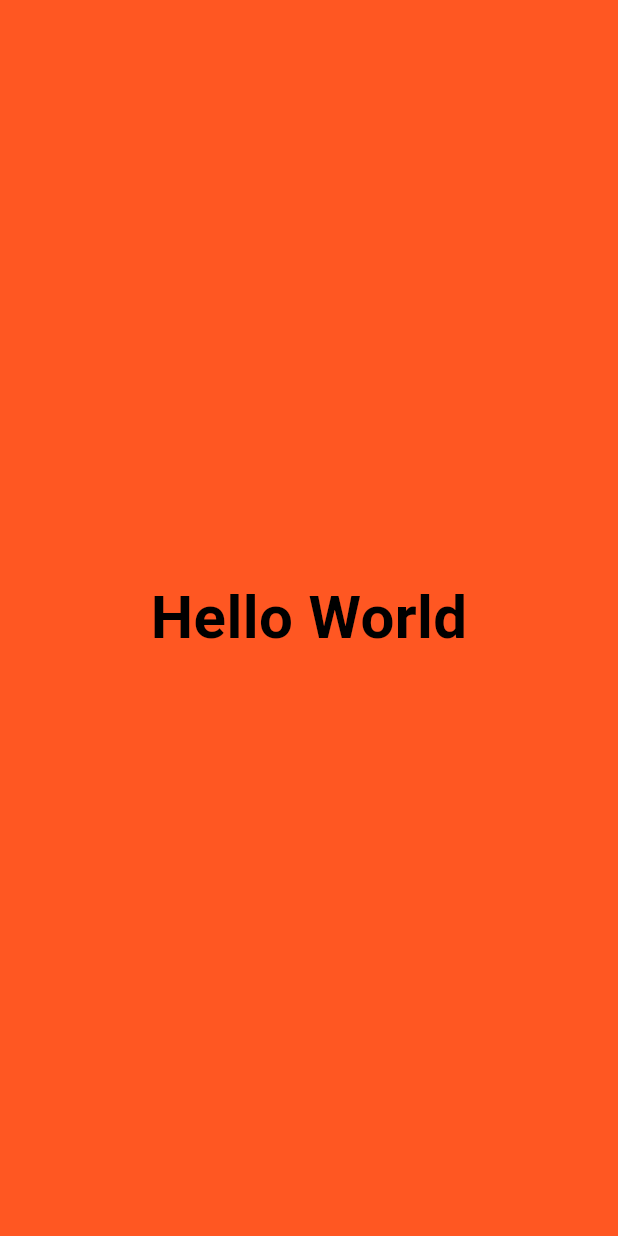
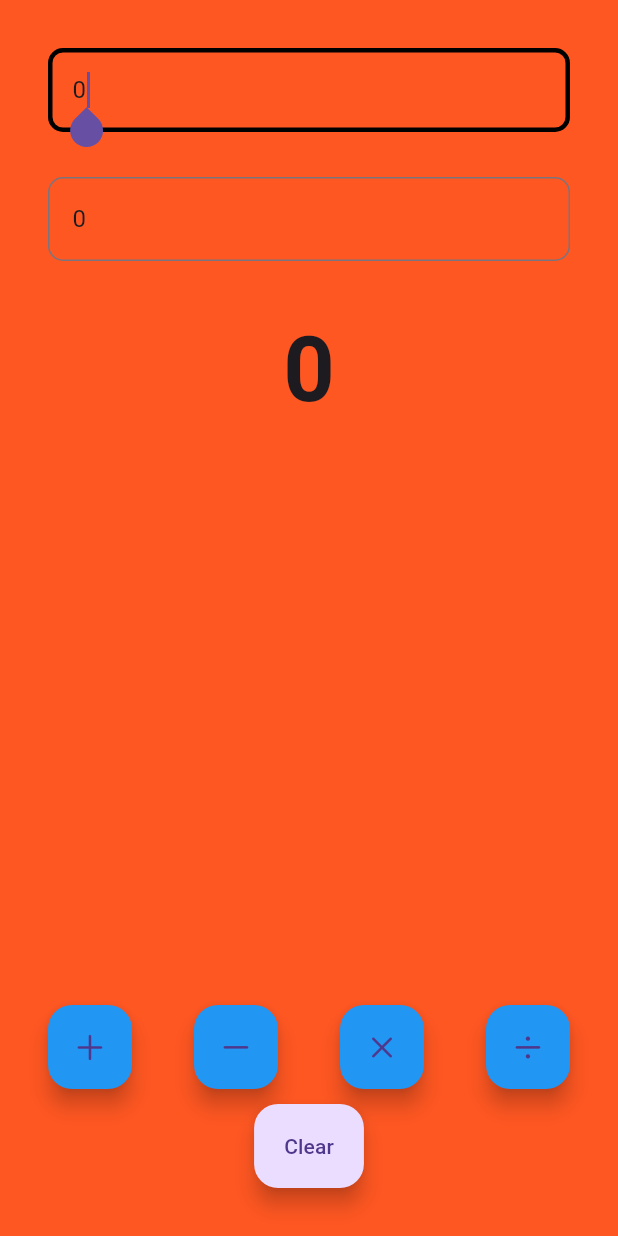
Before and after one commit to Deepaksahu08/Simple_Calculator_flutter_application_1, a Flutter app: the screen it shows after launch, on a phone screen of 412 x 824 dp. Run offline on Flutter 3.47's test engine with Material 3 defaults, Android fonts, the phone set to English and light mode, and no system bars.

Commit message:
Simple Calculator Done

```diff
--- a/lib/app/app.dart
+++ b/lib/app/app.dart
@@ -9,9 +9,13 @@ class MyApp extends StatelessWidget {
 
   @override
   Widget build(BuildContext context) {
-    return const MaterialApp(
+    return MaterialApp(
       title: "flutter Devloper",
-      home: HomeView(),
+
+      theme: ThemeData(
+        primarySwatch: Colors.deepOrange
+      ),
+      home: const HomeView(),
 
     );
   }
--- /dev/null
+++ b/lib/views/calculator_view.dart
@@ -0,0 +1,189 @@
+
+import 'package:flutter/cupertino.dart';
+import 'package:flutter/material.dart';
+
+class CalculatorView extends StatefulWidget {
+  const CalculatorView({super.key});
+
+  @override
+  State<CalculatorView> createState() => _CalculatorViewState();
+}
+
+class _CalculatorViewState extends State<CalculatorView> {
+  int x = 0;
+  int y = 0;
+  num z = 0;
+
+  final displayOneControllet = TextEditingController();
+  final displayTwoControllet = TextEditingController();
+
+  late final AppLifecycleListener _listener;
+  @override
+  void initState() {
+    super.initState();
+    displayOneControllet.text = x.toString();
+    displayTwoControllet.text = y.toString();
+
+    _listener = AppLifecycleListener(
+      onShow: _onShow,
+      onHide: _onHide,
+      onResume: _onResume,
+      onDetach: _onDetach,
+      onInactive: _onInactive,
+      onPause: _onPause,
+      onRestart: _onRestart,
+      onStateChange: _onStateChange,
+    );
+
+  }
+
+  void _onShow() => print("onShow called");
+
+  void _onHide() => print("onHide called");
+
+  void _onResume() => print("_onResume called");
+
+  void _onDetach() => print("_onDetach called");
+
+  void _onInactive() => print("_onInactive called");
+
+  void _onPause() => print("_onPause called");
+
+  void _onRestart() => print("_onRestart called");
+
+  void _onStateChange(AppLifecycleState state) {
+    print("onStateChange called with state: $state");
+  }
+
+  @override
+  void dispose(){
+    displayOneControllet.dispose();
+    displayTwoControllet.dispose();
+    _listener.dispose();
+    super.dispose();
+  }
+
+  @override
+  Widget build(BuildContext context) {
+    return Padding(
+      padding: const EdgeInsets.all(32.0),
+      child: Column(
+        children: [
+          //calculator DisplayOne
+          CalculatoDisplay(
+              hint: "Enter First Number", controller: displayOneControllet),
+          const SizedBox(
+            height: 30,
+          ),
+          CalculatoDisplay(
+              hint: "Enter Second Number", controller: displayTwoControllet),
+          const SizedBox(
+            height: 30,
+          ),
+          Text(
+            z.toString(),
+            style: const TextStyle(fontSize: 60, fontWeight: FontWeight.bold),
+          ),
+          const Spacer(),
+          Row(
+            mainAxisAlignment: MainAxisAlignment.spaceBetween,
+            children: [
+              FloatingActionButton(
+                backgroundColor: Colors.blue,
+                onPressed: () {
+                  setState(() {
+                    z = num.tryParse(displayOneControllet.text)! +
+                      num.tryParse(displayTwoControllet.text)!;
+                  });
+                },
+                child: const Icon(CupertinoIcons.add),
+              ),
+              FloatingActionButton(
+                backgroundColor: Colors.blue,
+                onPressed: () {
+                  setState(() {
+                    z = num.tryParse(displayOneControllet.text)! -
+                      num.tryParse(displayTwoControllet.text)!;
+                  });
+                },
+                child: const Icon(CupertinoIcons.minus),
+              ),
+              FloatingActionButton(
+                backgroundColor: Colors.blue,
+                onPressed: () {
+                   setState(() {
+                    z = num.tryParse(displayOneControllet.text)! *
+                      num.tryParse(displayTwoControllet.text)!;
+                  });
+                },
+                child: const Icon(CupertinoIcons.multiply),
+              ),
+              FloatingActionButton(
+                backgroundColor: Colors.blue,
+                onPressed: () { setState(() {
+                    z = num.tryParse(displayOneControllet.text)! /
+                      num.tryParse(displayTwoControllet.text)!;
+                  });
+                },
+                child: const Icon(CupertinoIcons.divide),
+              ),
+            ],
+          ),
+          const SizedBox(
+            height: 10,
+
+          ),
+          FloatingActionButton.extended(
+            onPressed: () {
+              setState(() {
+                x = 0;
+                y = 0;
+                z = 0;
+                displayOneControllet.clear();
+                displayTwoControllet.clear();
+              });
+            },
+            label: const Text("Clear"),
+          ),
+
+          //Expand
+
+          //Calculator button
+        ],
+      ),
+    );
+  }
+}
+
+class CalculatoDisplay extends StatelessWidget {
+  const CalculatoDisplay({
+    super.key,
+    this.hint = "Enter a Number",
+    required this.controller,
+  });
+  final String? hint;
+  final TextEditingController controller;
+  @override
+  Widget build(BuildContext context) {
+    return TextField(
+      controller: controller,
+      keyboardType: TextInputType.number,
+      autofocus: true,
+      decoration: InputDecoration(
+          focusedBorder: OutlineInputBorder(
+              borderSide: const BorderSide(
+                color: Colors.black,
+                width: 3.0,
+              ),
+              borderRadius: BorderRadius.circular(10)),
+          border: OutlineInputBorder(
+              borderSide: const BorderSide(
+                color: Colors.black,
+                width: 3.0,
+              ),
+              borderRadius: BorderRadius.circular(10)),
+          hintText: hint,
+          hintStyle: const TextStyle(color: Colors.black)),
+    );
+  }
+}
--- a/lib/views/home_view.dart
+++ b/lib/views/home_view.dart
@@ -1,4 +1,5 @@
 import 'package:flutter/material.dart';
+import 'package:flutter_application_1/views/calculator_view.dart';
 
 class HomeView extends StatelessWidget {
   const HomeView({super.key});
@@ -6,17 +7,10 @@ class HomeView extends StatelessWidget {
   @override
   Widget build(BuildContext context) {
 
-    return const Material(
-      color: Colors.deepOrange,
-      child: Center(
-        child: Text(
-          "Hello World",
-          style: TextStyle(
-            fontSize: 40,
-            color: Colors.black,
-            fontWeight: FontWeight.bold,
-          ),
-        ),
+    return const Scaffold(
+     backgroundColor: Colors.deepOrange,
+     body: SafeArea(
+      child: CalculatorView()
       ),
     );
   }
```
Also changed, not shown: 1 other file.
